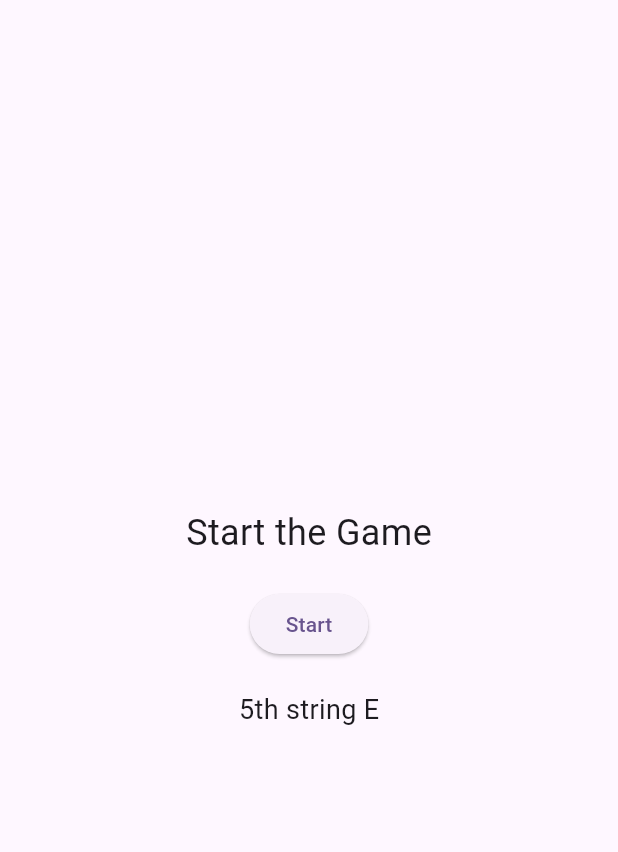
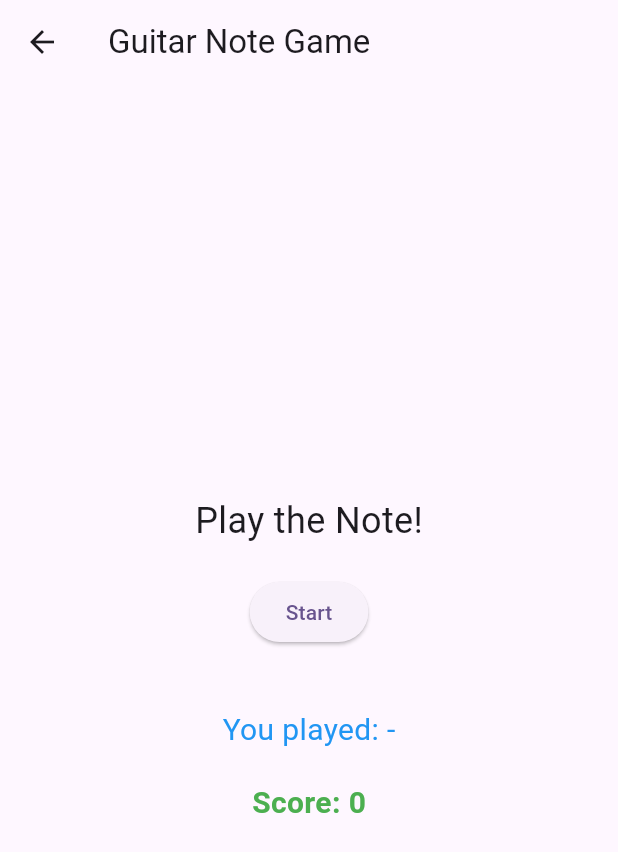
Before and after one commit to 9ShadowWolf9/freatboard_memorizer, a Flutter app: the GamePage screen opened directly, after a tap on "Start", on a phone screen of 412 x 824 dp. Shown: the top 852 px of the screen. Run offline on Flutter 3.47's test engine with Material 3 defaults, Android fonts, the light colour scheme and no system bars; our stand-ins replace permission_handler; missing offline and left inert: flutter_audio_capture.

Commit message:
added working note detection game

```diff
--- a/lib/screens/game_page.dart
+++ b/lib/screens/game_page.dart
@@ -1,5 +1,11 @@
+import 'dart:async';
+import 'dart:math';
+import 'dart:typed_data';
 import 'package:flutter/material.dart';
+import 'package:flutter_audio_capture/flutter_audio_capture.dart';
+import 'package:permission_handler/permission_handler.dart';
 import '../models/note.dart';
+import '../models/note_recognition.dart';
 
 class GamePage extends StatefulWidget {
   const GamePage({super.key});
@@ -9,34 +15,127 @@ class GamePage extends StatefulWidget {
 }
 
 class _GamePageState extends State<GamePage> {
+  final FlutterAudioCapture _audioCapture = FlutterAudioCapture();
+  final NoteRecognition _noteRecognition = NoteRecognition();
+
   List<Note> notes = [];
+  String detectedNote = "-";
+  bool _listening = false;
+  int score = 0;
 
-  void startGame() {
-    // Generate 10 random notes
+  double? _lastFreq;
+
+  final int sampleRate = 44100;
+  final int bufferSize = 4096;
+
+  /// Start the game and audio capture
+  Future<void> startGame() async {
+    final status = await Permission.microphone.request();
+    if (!status.isGranted) return;
+
+    if (_listening) return;
+
+    final ok = await _audioCapture.init();
+    if (ok != true) return;
+
+    // First target note
     setState(() {
-      notes = List.generate(1, (_) => Note.random());
+      notes = [Note.random()];
+      score = 0;
+      _lastFreq = null;
     });
+
+    await _audioCapture.start(
+          (Float32List floatData) {
+        if (floatData.length < 2048) return;
+
+        // Ignore quiet signals
+        final amplitude = floatData.map((e) => e.abs()).reduce(max);
+        if (amplitude < 0.05) return;
+
+        final f = _noteRecognition.detectPitch(floatData);
+        if (f <= 0) return;
+
+        // Only process if frequency changed significantly
+        if ((_lastFreq != null) && (f - _lastFreq!).abs() < 0.5) return;
+        _lastFreq = f;
+
+        final mapping = _noteRecognition.freqToNote(f);
+        final nameWithOctave = mapping['name'] as String;
+        final cents = mapping['cents'] as double;
+        final detectedNoteLetter = nameWithOctave.replaceAll(RegExp(r'\d'), '');
+
+        setState(() {
+          detectedNote = nameWithOctave;
+        });
+
+        // Only accept correct note if within cents tolerance
+        if (notes.isNotEmpty &&
+            detectedNoteLetter == notes.last.noteName &&
+            cents.abs() < 10) {
+          setState(() {
+            notes = [Note.random()];
+            score += 1;
+          });
+        }
+      },
+          (Object e, StackTrace s) => debugPrint("Audio error: $e"),
+      sampleRate: sampleRate,
+      bufferSize: bufferSize,
+    );
+
+    setState(() {
+      _listening = true;
+    });
+  }
+
+  /// Stop the game and audio capture
+  Future<void> stopGame() async {
+    if (!_listening) return;
+    await _audioCapture.stop();
+    setState(() {
+      _listening = false;
+      detectedNote = "-";
+      _lastFreq = null;
+    });
+  }
+
+  @override
+  void dispose() {
+    stopGame();
+    super.dispose();
   }
 
   @override
   Widget build(BuildContext context) {
     return Scaffold(
+      appBar: AppBar(title: const Text("Guitar Note Game")),
       body: Center(
         child: Column(
           mainAxisSize: MainAxisSize.min,
           children: [
-            const Text(
-              'Start the Game',
-              style: TextStyle(fontSize: 24),
+            const Text('Play the Note!', style: TextStyle(fontSize: 24)),
+            const SizedBox(height: 20),
+            ElevatedButton(
+              onPressed: _listening ? stopGame : startGame,
+              child: Text(_listening ? 'Stop' : 'Start'),
             ),
             const SizedBox(height: 20),
-            ElevatedButton(
-              onPressed: startGame,
-              child: const Text('Start'),
+            if (notes.isNotEmpty)
+              Text(
+                "Target: ${notes.last}",
+                style: const TextStyle(fontSize: 22, fontWeight: FontWeight.bold),
+              ),
+            const SizedBox(height: 20),
+            Text(
+              "You played: $detectedNote",
+              style: const TextStyle(fontSize: 20, color: Colors.blue),
             ),
             const SizedBox(height: 20),
-            // Show the generated notes
-            ...notes.map((n) => Text(n.toString(), style: const TextStyle(fontSize: 18))),
+            Text(
+              "Score: $score",
+              style: const TextStyle(fontSize: 20, fontWeight: FontWeight.bold, color: Colors.green),
+            ),
           ],
         ),
       ),
```
